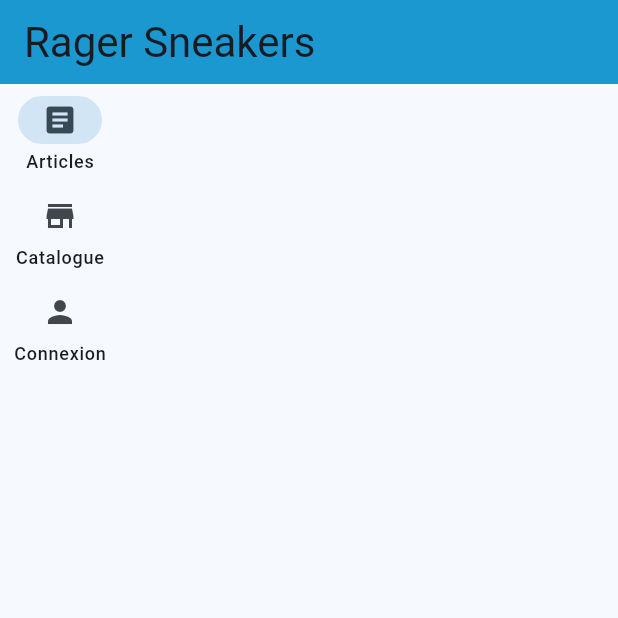
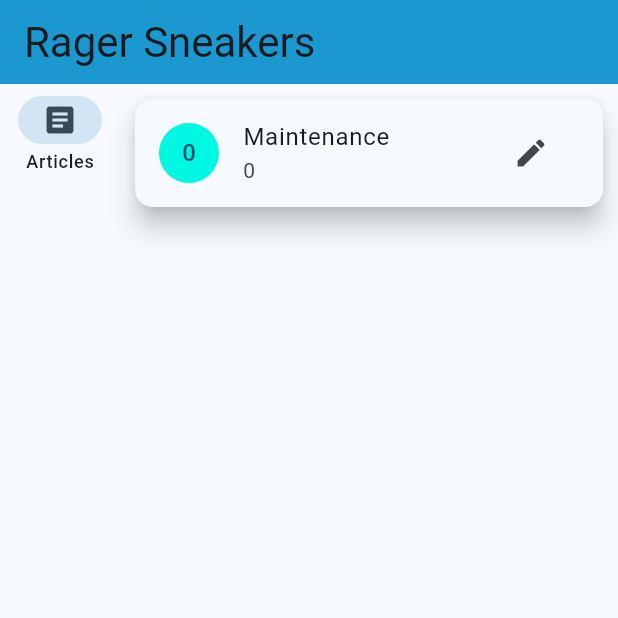
Before and after one commit to AlexandreElsermans/alexandre-RagerSneakers, a Flutter app: the screen it shows after launch, on a phone screen of 412 x 824 dp, the top half of it. Run offline on Flutter 3.47's test engine with Material 3 defaults, Android fonts, the phone set to English and light mode, and no system bars; network calls fail.

```diff
--- /dev/null
+++ b/lib/UI/article.dart
@@ -0,0 +1,96 @@
+import 'package:flutter/material.dart';
+import 'package:http/http.dart' as http;
+import 'dart:convert';
+import 'package:ragersneakers/models/articles.dart';
+import 'package:ragersneakers/UI/detail.dart';
+
+class ListArticle extends StatelessWidget {
+  const ListArticle({super.key});
+
+  Future<List<Articles>> fetchArticles() async {
+    try {
+      final response = await http
+        .get(Uri.parse('https://fakeapi.platzi.com'))
+        .timeout(const Duration(seconds: 5));
+
+      if (response.statusCode == 200){
+        final List<dynamic> jsonList = json.decode(response.body);
+
+        return jsonList.map((json) {
+          return Articles(
+            id: json['id'] ?? 0,
+            title: json['title'] ?? 'Future arrivée',
+            price: json['price'] ?? 0.0,
+            description: json['description'] ?? '',
+          );
+        }).toList();
+      } else {
+        debugPrint('Status code: ${response.statusCode}');
+        return _mockArticles();
+      }
+    } catch (e){
+      debugPrint('Erreur http: $e')  ;
+      return _mockArticles();
+    }
+  }
+
+  @override
+  Widget build(BuildContext context) {
+    return FutureBuilder<List<Articles>>(
+      future: fetchArticles(),
+      builder: (context, snapshot) {
+        if (snapshot.connectionState == ConnectionState.waiting) {
+          return const Center(child:CircularProgressIndicator());
+        }
+
+        if (snapshot.hasError) {
+          return Center(child: Text('Erreur: ${snapshot.error}'));
+        }
+
+        final articles = snapshot.data ?? [];
+
+        return ListView.builder(
+          itemCount: articles.length,
+          itemBuilder: (context, index) {
+            final article = articles[index];
+            return Card(
+              color: Theme.of(context).cardColor,
+              elevation: 7,
+              margin: const EdgeInsets.all(10),
+              child: ListTile(
+                leading: CircleAvatar(
+                  backgroundColor: const Color.fromARGB(255, 0, 247, 226),
+                  child: Text(article.id.toString()),
+                ),
+                title: Text(article.title),
+                subtitle: Text(article.price.toString()),
+                trailing: IconButton(
+                  icon: const Icon(Icons.edit),
+                  onPressed: () {
+                    Navigator.push(
+                      context,
+                      MaterialPageRoute(
+                        builder: (context) => Detail(article: article),
+                      ),
+                    );
+                  },
+                ),
+              ),
+            );
+          },
+        );
+      },
+    );
+  }
+}
+
+List<Articles> _mockArticles() {
+  return [
+      Articles(
+      id: 0,
+      title: 'Maintenance',
+      price: 0,
+      description: 'Maintenance',
+    ),
+  ];
+}
--- a/lib/UI/home.dart
+++ b/lib/UI/home.dart
@@ -1,4 +1,5 @@
 import 'package:flutter/material.dart';
+import 'article.dart';
 
 class Home extends StatefulWidget {
   const Home({super.key});
@@ -10,7 +11,7 @@ class Home extends StatefulWidget {
 class _HomeState extends State<Home> {
   int _selectedIndex = 0;
 
-  // static List<Widget> pages = <Widget>[Article(), Catalogue(), Connection()];
+  static List<Widget> pages = <Widget>[ListArticle()];
 
   void _onItemTapped(int index){
     setState(() {
@@ -38,15 +39,10 @@ class _HomeState extends State<Home> {
                 icon: Icon(Icons.article),
                 label: Text('Articles'),
               ),
-              NavigationRailDestination(
-                icon: Icon(Icons.store),
-                label: Text('Catalogue'),
-              ),
-              NavigationRailDestination(
-                icon: Icon(Icons.person),
-                label: Text('Connexion'),
-              ),
             ],
+          ),
+          Expanded(
+            child: pages[_selectedIndex],
           )
         ]
       )
--- /dev/null
+++ b/lib/models/articles.dart
@@ -0,0 +1,24 @@
+class Articles {
+  static int nb = 0;
+
+  int id;
+  String title;
+  int price;
+  String description;
+
+  Articles({
+    required this.id,
+    required this.title,
+    required this.price,
+    required this.description,
+  });
+
+  static Articles fromJson(Map<String, dynamic> json){
+    return Articles(
+      id: json['id'],
+      title: json['title'],
+      price: json['price'],
+      description: json['description'],
+    );
+  }
+}
--- a/pubspec.yaml
+++ b/pubspec.yaml
@@ -34,6 +34,7 @@ dependencies:
   # The following adds the Cupertino Icons font to your application.
   # Use with the CupertinoIcons class for iOS style icons.
   cupertino_icons: ^1.0.8
+  http: ^1.6.0
 
 dev_dependencies:
   flutter_test:
@@ -45,6 +46,7 @@ dev_dependencies:
   # package. See that file for information about deactivating specific lint
   # rules and activating additional ones.
   flutter_lints: ^5.0.0
+  test: ^1.26.2
 
 # For information on the generic Dart part of this file, see the
 # following page: https://dart.dev/tools/pub/pubspec
```
Also changed, not shown: lib/UI/detail.dart (added, +58 -0 lines), lib/counter.dart (added, +7 -0 lines), pubspec.lock, 1 other file.
